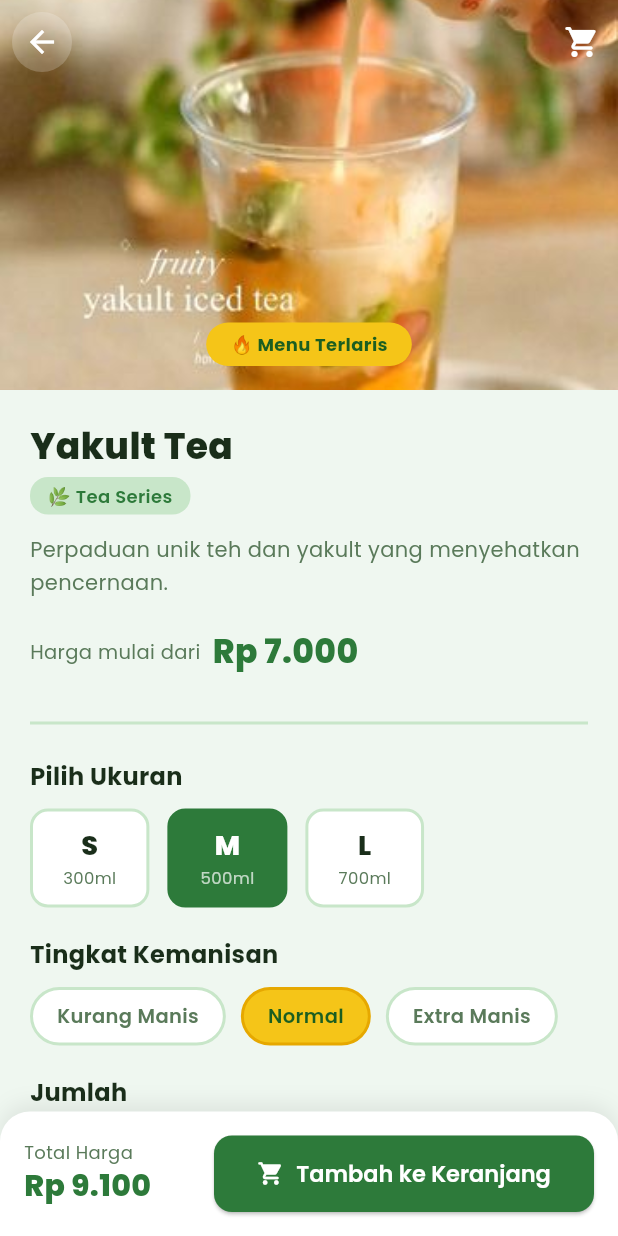
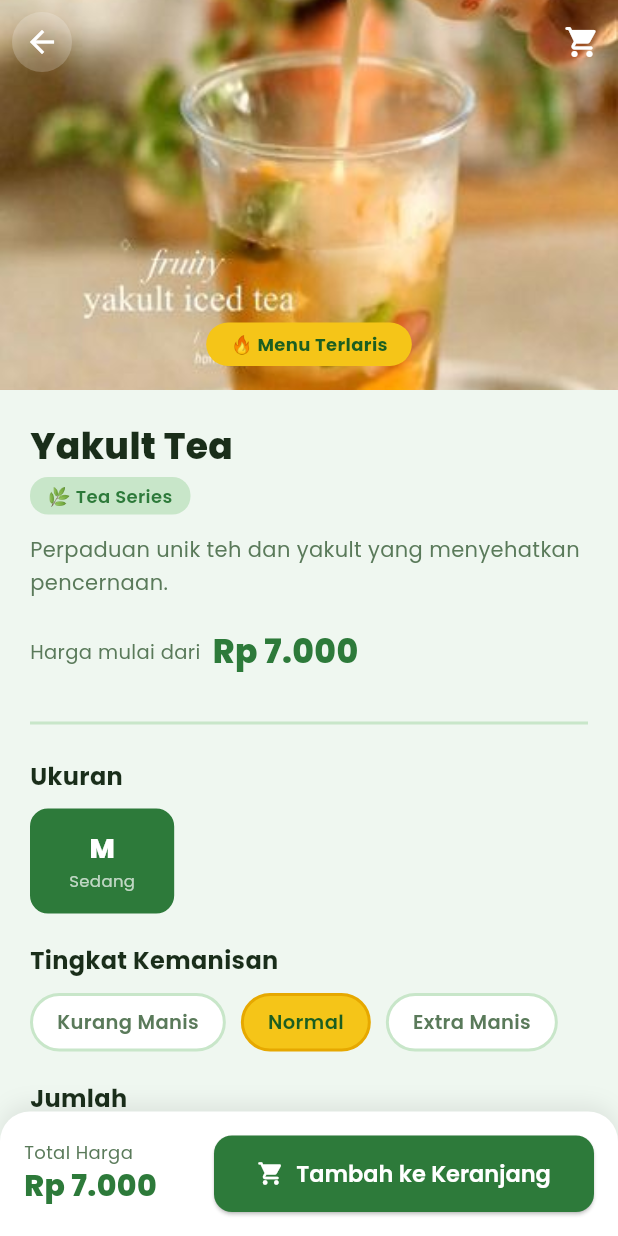
Before and after one commit to samratulwara/esteh_nusantara, a Flutter app: the screen it shows after launch, scrolled down 576 dp, after a tap on "🔥 Terlaris", on a phone screen of 412 x 824 dp. Run offline on Flutter 3.47's test engine with Material 3 defaults, Android fonts, the phone set to English and light mode, and no system bars; our stand-ins replace google_fonts.

Commit message:
Memperbarui size product

```diff
--- a/lib/screens/home_screen.dart
+++ b/lib/screens/home_screen.dart
@@ -140,7 +140,7 @@
                     borderRadius: BorderRadius.circular(20),
                   ),
                   child: Text(
-                    '🌟 PROMO HARI INI',
+                    '🌟',
                     style: GoogleFonts.poppins(
                       fontSize: 10,
                       fontWeight: FontWeight.w700,
@@ -160,7 +160,7 @@
                 ),
                 const SizedBox(height: 4),
                 Text(
-                  'Berlaku s/d hari ini pukul 21.00',
+                  'Nikmati kesegaran es teh Nusantara di setiap tegukan!',
                   style: GoogleFonts.poppins(fontSize: 11, color: Colors.white70),
                 ),
                 const SizedBox(height: 8),
--- a/lib/screens/order_success_screen.dart
+++ b/lib/screens/order_success_screen.dart
@@ -4,11 +4,7 @@
 import '../theme.dart';
 import 'home_screen.dart';
 
-// ============================================================
-// ⚠️  GANTI NOMOR HP PEMILIK TOKO DI SINI
-//     Format: 62 + nomor tanpa angka 0 di depan
-//     Contoh: 085199107077 → tulis 6285199107077
-// ============================================================
+
 const String nomorWaPemilik = '6282325083731';
 
 class OrderSuccessScreen extends StatefulWidget {
--- a/lib/screens/product_detail_screen.dart
+++ b/lib/screens/product_detail_screen.dart
@@ -4,7 +4,6 @@
 import '../theme.dart';
 import '../models/product.dart';
 import '../models/cart_provider.dart';
-
 
 import 'cart_screen.dart';
 import '../widgets/product_image_widget.dart';
@@ -22,21 +21,66 @@
   String _selectedSweetness = 'Normal';
   int _quantity = 1;
 
-  final List<Map<String, String>> sizes = [
-    {'label': 'S', 'desc': '300ml'},
-    {'label': 'M', 'desc': '500ml'},
-    {'label': 'L', 'desc': '700ml'},
+  final List<String> sweetnessList = ['Kurang Manis', 'Normal', 'Extra Manis'];
+
+  // ── Minuman: hanya ukuran M (sedang) ──
+  final List<Map<String, dynamic>> _drinkSizes = [
+    {'label': 'M', 'desc': 'Sedang', 'price': 0.0},
   ];
 
-  final List<String> sweetnessList = ['Kurang Manis', 'Normal', 'Extra Manis'];
+  // ── Dimsum: 1 pcs / 3 pcs / 7 pcs ──
+  final List<Map<String, dynamic>> _dimsumSizes = [
+    {'label': 'S', 'desc': '1 pcs',  'price': 1500.0},
+    {'label': 'M', 'desc': '3 pcs',  'price': 5000.0},
+    {'label': 'L', 'desc': '7 pcs',  'price': 10000.0},
+  ];
 
-  double get sizeMultiplier =>
-      _selectedSize == 'S' ? 1.0 : _selectedSize == 'M' ? 1.3 : 1.6;
+  // ── Gorengan: tanpa pilihan ukuran, harga tetap 1.000 ──
+  // (tidak ada size selector, harga langsung dari product.price)
 
-  double get totalPrice => widget.product.price * sizeMultiplier * _quantity;
+  bool get isDrink =>
+      widget.product.category == 'Tea Series' ||
+      widget.product.category == 'Milk Tea Series' ||
+      widget.product.category == 'Macchiato Series' ||
+      widget.product.category == 'Herbal Series';
+
+  bool get isDimsum => widget.product.category == 'Jajanan Dimsum';
+  bool get isGorengan => widget.product.category == 'Aneka Gorengan';
+
+  List<Map<String, dynamic>> get currentSizes {
+    if (isDrink)   return _drinkSizes;
+    if (isDimsum)  return _dimsumSizes;
+    return [];
+  }
+
+  @override
+  void initState() {
+    super.initState();
+    if (isDrink)    _selectedSize = 'M';
+    if (isDimsum)   _selectedSize = 'S';
+    if (isGorengan) _selectedSize = '';
+  }
+
+  double get totalPrice {
+    if (isDimsum) {
+      // harga diambil dari pilihan size dimsum
+      final sel = _dimsumSizes.firstWhere(
+        (s) => s['label'] == _selectedSize,
+        orElse: () => _dimsumSizes.first,
+      );
+      return (sel['price'] as double) * _quantity;
+    }
+    if (isDrink) {
+      // minuman: harga base × 1 (hanya M)
+      return widget.product.price * _quantity;
+    }
+    // gorengan: harga per pcs × qty
+    return widget.product.price * _quantity;
+  }
 
   String formatPrice(double price) {
-    return 'Rp ${price.toStringAsFixed(0).replaceAllMapped(RegExp(r'(\d{1,3})(?=(\d{3})+(?!\d))'), (m) => '${m[1]}.')}';
+    return 'Rp ${price.toStringAsFixed(0).replaceAllMapped(
+      RegExp(r'(\d{1,3})(?=(\d{3})+(?!\d))'), (m) => '${m[1]}.')}';
   }
 
   @override
@@ -61,9 +105,7 @@
                 child: const Icon(Icons.arrow_back, color: Colors.white),
               ),
             ),
-            actions: [
-              _CartIconButton(),
-            ],
+            actions: [_CartIconButton()],
             flexibleSpace: FlexibleSpaceBar(
               background: Stack(
                 fit: StackFit.expand,
@@ -72,7 +114,6 @@
                     imagePath: widget.product.imagePath,
                     fit: BoxFit.cover,
                   ),
-                  // Overlay gelap bawah supaya teks terlaris tetap terbaca
                   if (widget.product.isBestSeller)
                     Positioned(
                       bottom: 16, left: 0, right: 0,
@@ -85,7 +126,9 @@
                           ),
                           child: Text('🔥 Menu Terlaris',
                             style: GoogleFonts.poppins(
-                              fontSize: 12, fontWeight: FontWeight.w700, color: AppColors.darkGreen)),
+                              fontSize: 12,
+                              fontWeight: FontWeight.w700,
+                              color: AppColors.darkGreen)),
                         ),
                       ),
                     ),
@@ -93,6 +136,7 @@
               ),
             ),
           ),
+
           SliverToBoxAdapter(
             child: Padding(
               padding: const EdgeInsets.all(20),
@@ -100,19 +144,13 @@
                 crossAxisAlignment: CrossAxisAlignment.start,
                 children: [
                   // Name & Category
-                  Row(
-                    children: [
-                      Expanded(
-                        child: Text(
+                  Text(
                     widget.product.name,
                     style: GoogleFonts.poppins(
                       fontSize: 24,
                       fontWeight: FontWeight.w800,
                       color: AppColors.textDark,
                     ),
-                        ),
-                      ),
-                    ],
                   ),
                   const SizedBox(height: 4),
                   Container(
@@ -141,7 +179,7 @@
                   ),
                   const SizedBox(height: 20),
 
-                  // Price
+                  // Price display
                   Row(
                     children: [
                       Text(
@@ -150,7 +188,9 @@
                       ),
                       const SizedBox(width: 8),
                       Text(
-                        formatPrice(widget.product.price),
+                        isDimsum
+                            ? formatPrice(_dimsumSizes.first['price'])
+                            : formatPrice(widget.product.price),
                         style: GoogleFonts.poppins(
                           fontSize: 22,
                           fontWeight: FontWeight.w800,
@@ -164,25 +204,54 @@
                   const Divider(color: AppColors.paleGreen, thickness: 2),
                   const SizedBox(height: 16),
 
-                  // Size Selection
-                  Text(
-                    'Pilih Ukuran',
+                  // ── SIZE SELECTOR ──
+                  if (isDrink) ...[
+                    Text('Ukuran',
                       style: GoogleFonts.poppins(
-                      fontSize: 16,
-                      fontWeight: FontWeight.w700,
-                      color: AppColors.textDark,
+                        fontSize: 16, fontWeight: FontWeight.w700, color: AppColors.textDark)),
+                    const SizedBox(height: 10),
+                    // Hanya tampil 1 tombol: Sedang
+                    Row(
+                      children: [
+                        Container(
+                          padding: const EdgeInsets.symmetric(horizontal: 24, vertical: 12),
+                          decoration: BoxDecoration(
+                            color: AppColors.primaryGreen,
+                            borderRadius: BorderRadius.circular(12),
+                            border: Border.all(color: AppColors.primaryGreen, width: 2),
+                          ),
+                          child: Column(
+                            children: [
+                              Text('M',
+                                style: GoogleFonts.poppins(
+                                  fontWeight: FontWeight.w800,
+                                  fontSize: 18,
+                                  color: Colors.white)),
+                              Text('Sedang',
+                                style: GoogleFonts.poppins(
+                                  fontSize: 11, color: Colors.white70)),
+                            ],
                           ),
                         ),
+                      ],
+                    ),
+                    const SizedBox(height: 20),
+                  ],
+
+                  if (isDimsum) ...[
+                    Text('Pilih Porsi',
+                      style: GoogleFonts.poppins(
+                        fontSize: 16, fontWeight: FontWeight.w700, color: AppColors.textDark)),
                     const SizedBox(height: 10),
                     Row(
-                    children: sizes.map((s) {
+                      children: _dimsumSizes.map((s) {
                         final isSelected = _selectedSize == s['label'];
                         return GestureDetector(
-                        onTap: () => setState(() => _selectedSize = s['label']!),
+                          onTap: () => setState(() => _selectedSize = s['label']),
                           child: AnimatedContainer(
                             duration: const Duration(milliseconds: 200),
                             margin: const EdgeInsets.only(right: 12),
-                          padding: const EdgeInsets.symmetric(horizontal: 20, vertical: 10),
+                            padding: const EdgeInsets.symmetric(horizontal: 16, vertical: 10),
                             decoration: BoxDecoration(
                               color: isSelected ? AppColors.primaryGreen : Colors.white,
                               borderRadius: BorderRadius.circular(12),
@@ -193,39 +262,52 @@
                             ),
                             child: Column(
                               children: [
-                              Text(
-                                s['label']!,
+                                Text(s['desc'],
                                   style: GoogleFonts.poppins(
                                     fontWeight: FontWeight.w800,
-                                  fontSize: 18,
-                                  color: isSelected ? Colors.white : AppColors.textDark,
-                                ),
-                              ),
-                              Text(
-                                s['desc']!,
+                                    fontSize: 15,
+                                    color: isSelected ? Colors.white : AppColors.textDark)),
+                                Text(formatPrice(s['price']),
                                   style: GoogleFonts.poppins(
                                     fontSize: 11,
-                                  color: isSelected ? Colors.white70 : AppColors.textGrey,
-                                ),
-                              ),
+                                    color: isSelected ? Colors.white70 : AppColors.textGrey)),
                               ],
                             ),
                           ),
                         );
                       }).toList(),
                     ),
+                    const SizedBox(height: 20),
+                  ],
 
-                  const SizedBox(height: 20),
-
-                  // Sweetness
-                  Text(
-                    'Tingkat Kemanisan',
+                  if (isGorengan) ...[
+                    Text('Harga per pcs',
+                      style: GoogleFonts.poppins(
+                        fontSize: 16, fontWeight: FontWeight.w700, color: AppColors.textDark)),
+                    const SizedBox(height: 8),
+                    Container(
+                      padding: const EdgeInsets.symmetric(horizontal: 16, vertical: 10),
+                      decoration: BoxDecoration(
+                        color: AppColors.primaryGreen,
+                        borderRadius: BorderRadius.circular(12),
+                      ),
+                      child: Text(
+                        formatPrice(widget.product.price),
                         style: GoogleFonts.poppins(
                           fontSize: 16,
                           fontWeight: FontWeight.w700,
-                      color: AppColors.textDark,
+                          color: Colors.white,
                         ),
                       ),
+                    ),
+                    const SizedBox(height: 20),
+                  ],
+
+                  // ── SWEETNESS (hanya untuk minuman) ──
+                  if (isDrink) ...[
+                    Text('Tingkat Kemanisan',
+                      style: GoogleFonts.poppins(
+                        fontSize: 16, fontWeight: FontWeight.w700, color: AppColors.textDark)),
                     const SizedBox(height: 10),
                     Wrap(
                       spacing: 10,
@@ -244,30 +326,23 @@
                                 width: 2,
                               ),
                             ),
-                          child: Text(
-                            sw,
+                            child: Text(sw,
                               style: GoogleFonts.poppins(
                                 fontSize: 13,
                                 fontWeight: FontWeight.w600,
                                 color: isSelected ? AppColors.darkGreen : AppColors.textGrey,
-                            ),
-                          ),
+                              )),
                           ),
                         );
                       }).toList(),
                     ),
+                    const SizedBox(height: 20),
+                  ],
 
-                  const SizedBox(height: 20),
-
-                  // Quantity
-                  Text(
-                    'Jumlah',
+                  // ── QUANTITY ──
+                  Text('Jumlah',
                     style: GoogleFonts.poppins(
-                      fontSize: 16,
-                      fontWeight: FontWeight.w700,
-                      color: AppColors.textDark,
-                    ),
-                  ),
+                      fontSize: 16, fontWeight: FontWeight.w700, color: AppColors.textDark)),
                   const SizedBox(height: 10),
                   Row(
                     children: [
@@ -276,14 +351,9 @@
                         onTap: () { if (_quantity > 1) setState(() => _quantity--); },
                       ),
                       const SizedBox(width: 16),
-                      Text(
-                        '$_quantity',
+                      Text('$_quantity',
                         style: GoogleFonts.poppins(
-                          fontSize: 22,
-                          fontWeight: FontWeight.w800,
-                          color: AppColors.textDark,
-                        ),
-                      ),
+                          fontSize: 22, fontWeight: FontWeight.w800, color: AppColors.textDark)),
                       const SizedBox(width: 16),
                       _QtyButton(
                         icon: Icons.add,
@@ -307,7 +377,10 @@
           color: Colors.white,
           borderRadius: const BorderRadius.vertical(top: Radius.circular(20)),
           boxShadow: [
-            BoxShadow(color: Colors.black.withValues(alpha: 0.08), blurRadius: 12, offset: const Offset(0, -4)),
+            BoxShadow(
+              color: Colors.black.withValues(alpha: 0.08),
+              blurRadius: 12,
+              offset: const Offset(0, -4)),
           ],
         ),
         child: Row(
@@ -317,7 +390,8 @@
                 mainAxisSize: MainAxisSize.min,
                 crossAxisAlignment: CrossAxisAlignment.start,
                 children: [
-                  Text('Total Harga', style: GoogleFonts.poppins(fontSize: 12, color: AppColors.textGrey)),
+                  Text('Total Harga',
+                    style: GoogleFonts.poppins(fontSize: 12, color: AppColors.textGrey)),
                   Text(
                     formatPrice(totalPrice),
                     style: GoogleFonts.poppins(
@@ -333,16 +407,19 @@
               flex: 2,
               child: ElevatedButton.icon(
                 onPressed: () {
+                  final sizeLabel = isGorengan
+                      ? 'Satuan'
+                      : isDimsum
+                          ? _dimsumSizes.firstWhere(
+                              (s) => s['label'] == _selectedSize,
+                              orElse: () => _dimsumSizes.first)['desc']
+                          : 'Sedang';
+
+                  for (int i = 0; i < _quantity; i++) {
                     context.read<CartProvider>().addItem(
                       widget.product,
-                    size: _selectedSize,
-                    sweetness: _selectedSweetness,
-                  );
-                  for (int i = 1; i < _quantity; i++) {
-                    context.read<CartProvider>().addItem(
-                      widget.product,
-                      size: _selectedSize,
-                      sweetness: _selectedSweetness,
+                      size: sizeLabel,
+                      sweetness: isDrink ? _selectedSweetness : '-',
                     );
                   }
                   ScaffoldMessenger.of(context).showSnackBar(
@@ -350,7 +427,8 @@
                       content: const Text('✅ Ditambahkan ke keranjang!'),
                       backgroundColor: AppColors.primaryGreen,
                       behavior: SnackBarBehavior.floating,
-                      shape: RoundedRectangleBorder(borderRadius: BorderRadius.circular(10)),
+                      shape: RoundedRectangleBorder(
+                        borderRadius: BorderRadius.circular(10)),
                     ),
                   );
                 },
@@ -359,7 +437,8 @@
                 style: ElevatedButton.styleFrom(
                   backgroundColor: AppColors.primaryGreen,
                   padding: const EdgeInsets.symmetric(vertical: 14),
-                  shape: RoundedRectangleBorder(borderRadius: BorderRadius.circular(12)),
+                  shape: RoundedRectangleBorder(
+                    borderRadius: BorderRadius.circular(12)),
                 ),
               ),
             ),
@@ -386,9 +465,11 @@
         decoration: BoxDecoration(
           color: isPrimary ? AppColors.primaryGreen : Colors.white,
           borderRadius: BorderRadius.circular(10),
-          border: Border.all(color: isPrimary ? AppColors.primaryGreen : AppColors.paleGreen, width: 2),
+          border: Border.all(
+            color: isPrimary ? AppColors.primaryGreen : AppColors.paleGreen, width: 2),
         ),
-        child: Icon(icon, color: isPrimary ? Colors.white : AppColors.primaryGreen, size: 20),
+        child: Icon(icon,
+          color: isPrimary ? Colors.white : AppColors.primaryGreen, size: 20),
       ),
     );
   }
@@ -402,16 +483,19 @@
       children: [
         IconButton(
           icon: const Icon(Icons.shopping_cart_rounded, color: Colors.white),
-          onPressed: () => Navigator.push(context, MaterialPageRoute(builder: (_) => const CartScreen())),
+          onPressed: () => Navigator.push(
+            context, MaterialPageRoute(builder: (_) => const CartScreen())),
         ),
         if (cart.totalItems > 0)
           Positioned(
             right: 8, top: 8,
             child: Container(
               padding: const EdgeInsets.all(4),
-              decoration: const BoxDecoration(color: AppColors.primaryYellow, shape: BoxShape.circle),
+              decoration: const BoxDecoration(
+                color: AppColors.primaryYellow, shape: BoxShape.circle),
               child: Text('${cart.totalItems}',
-                style: GoogleFonts.poppins(fontSize: 9, fontWeight: FontWeight.w800, color: AppColors.darkGreen)),
+                style: GoogleFonts.poppins(
+                  fontSize: 9, fontWeight: FontWeight.w800, color: AppColors.darkGreen)),
             ),
           ),
       ],
--- a/lib/screens/splash_screen.dart
+++ b/lib/screens/splash_screen.dart
@@ -128,7 +128,7 @@
                       borderRadius: BorderRadius.circular(20),
                     ),
                     child: Text(
-                      '🌿 Aslinya tehNusantara',
+                      '🌿 Aslinya teh Nusantara',
                       style: GoogleFonts.poppins(
                         fontSize: 13,
                         color: Colors.white70,
@@ -136,7 +136,7 @@
                     ),
                   ),
                   const SizedBox(height: 60),
-                  SizedBox(
+                  const SizedBox(
                     width: 40,
                     height: 40,
                     child: CircularProgressIndicator(
```
Also changed, not shown: assets/images/PANDUAN.txt (added, +63 -0 lines). Lines whose indentation alone changed are shown as unchanged.
